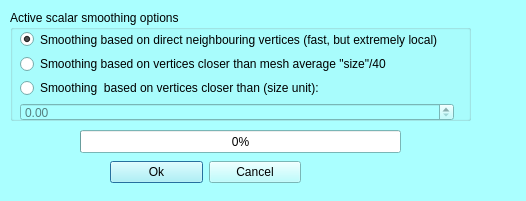
Qt form MorphoDig/Qt/mqScalarsSmoothDialog.ui (morphomuseum/MorphoDig) before a commit.
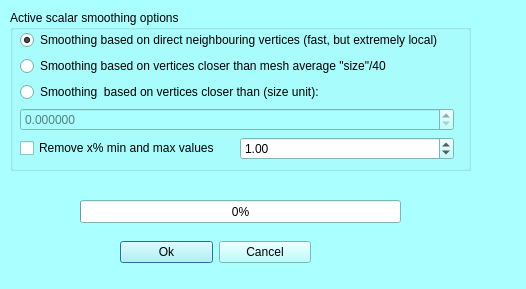
The same form after that commit.

Commit message: Smooth active scalars additional options (cut extreme min and max values). Export scalars values (all scalars for 1 mesh / active scalar summary for all selected meshes)

Diff of the .ui file:
```diff
--- a/MorphoDig/Qt/mqScalarsSmoothDialog.ui
+++ b/MorphoDig/Qt/mqScalarsSmoothDialog.ui
@@ -7,7 +7,7 @@
     <x>0</x>
     <y>0</y>
     <width>526</width>
-    <height>201</height>
+    <height>289</height>
    </rect>
   </property>
   <property name="palette">
@@ -431,8 +431,8 @@
   <widget class="QWidget" name="layoutWidget">
    <property name="geometry">
     <rect>
-     <x>110</x>
-     <y>160</y>
+     <x>120</x>
+     <y>240</y>
      <width>191</width>
      <height>25</height>
     </rect>
@@ -460,7 +460,7 @@
      <x>10</x>
      <y>10</y>
      <width>461</width>
-     <height>111</height>
+     <height>161</height>
     </rect>
    </property>
    <property name="title">
@@ -472,7 +472,7 @@
       <x>10</x>
       <y>20</y>
       <width>434</width>
-      <height>91</height>
+      <height>131</height>
      </rect>
     </property>
     <layout class="QVBoxLayout" name="verticalLayout">
@@ -508,8 +508,41 @@
        <property name="toolTip">
         <string>This value defines, for each point of the surface, the size of the sphere centered on that point which will be used to estimate local complexity</string>
        </property>
+       <property name="decimals">
+        <number>6</number>
+       </property>
       </widget>
      </item>
+     <item>
+      <layout class="QHBoxLayout" name="horizontalLayout">
+       <item>
+        <widget class="QCheckBox" name="cutMinMax">
+         <property name="text">
+          <string>Remove x% min and max values</string>
+         </property>
+        </widget>
+       </item>
+       <item>
+        <widget class="QDoubleSpinBox" name="cutPercent">
+         <property name="decimals">
+          <number>2</number>
+         </property>
+         <property name="minimum">
+          <double>0.010000000000000</double>
+         </property>
+         <property name="maximum">
+          <double>48.000000000000000</double>
+         </property>
+         <property name="singleStep">
+          <double>0.500000000000000</double>
+         </property>
+         <property name="value">
+          <double>1.000000000000000</double>
+         </property>
+        </widget>
+       </item>
+      </layout>
+     </item>
     </layout>
    </widget>
   </widget>
@@ -517,7 +550,7 @@
    <property name="geometry">
     <rect>
      <x>80</x>
-     <y>130</y>
+     <y>200</y>
      <width>321</width>
      <height>23</height>
     </rect>
```
The commit also changes 7 other files.
